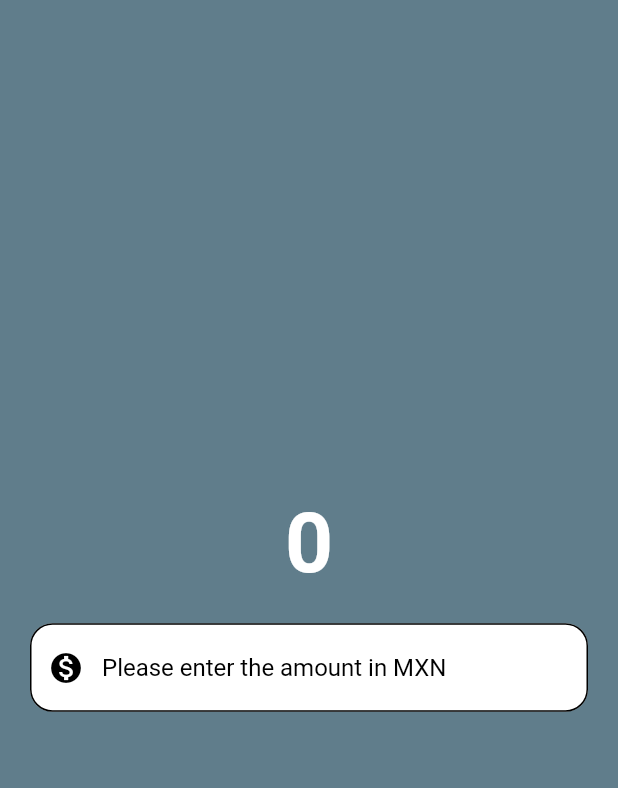
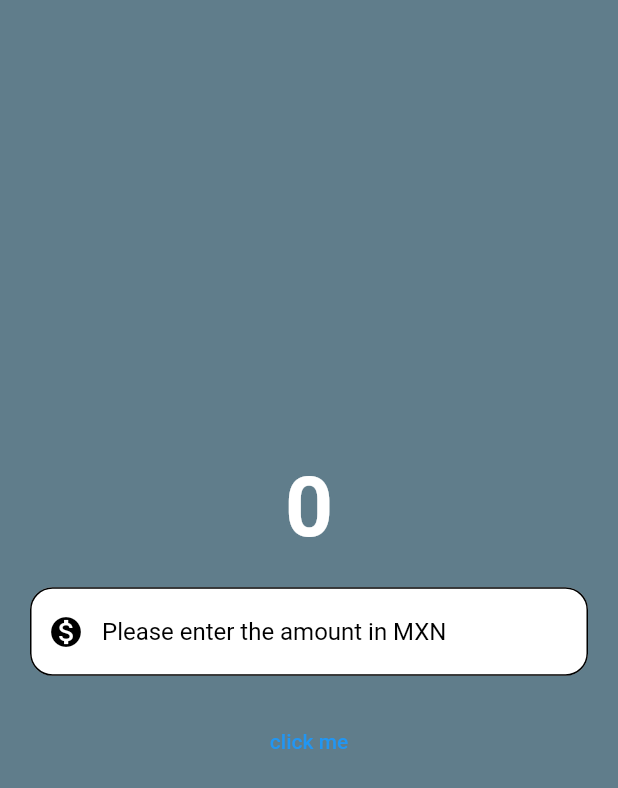
Before and after one commit to jordimauricio/currency_converter, a Flutter app: the screen it shows after launch, on a phone screen of 412 x 824 dp. Shown: the top 788 px of the screen. Run offline on Flutter 3.47's test engine with Material 2 defaults, Android fonts, the phone set to English and light mode, and no system bars.

Commit message:
Adding of button

```diff
--- a/lib/currency_converter_material_page.dart
+++ b/lib/currency_converter_material_page.dart
@@ -54,6 +54,11 @@ class CurrencyConverterMaterialPage extends StatelessWidget {
                 inputFormatters: [FilteringTextInputFormatter.digitsOnly],
               ),
             ),
+            // Button
+
+            // Raised
+            // Appears like a text
+            TextButton(onPressed: () {}, child: const Text("click me")),
           ],
         ),
       ),
```
